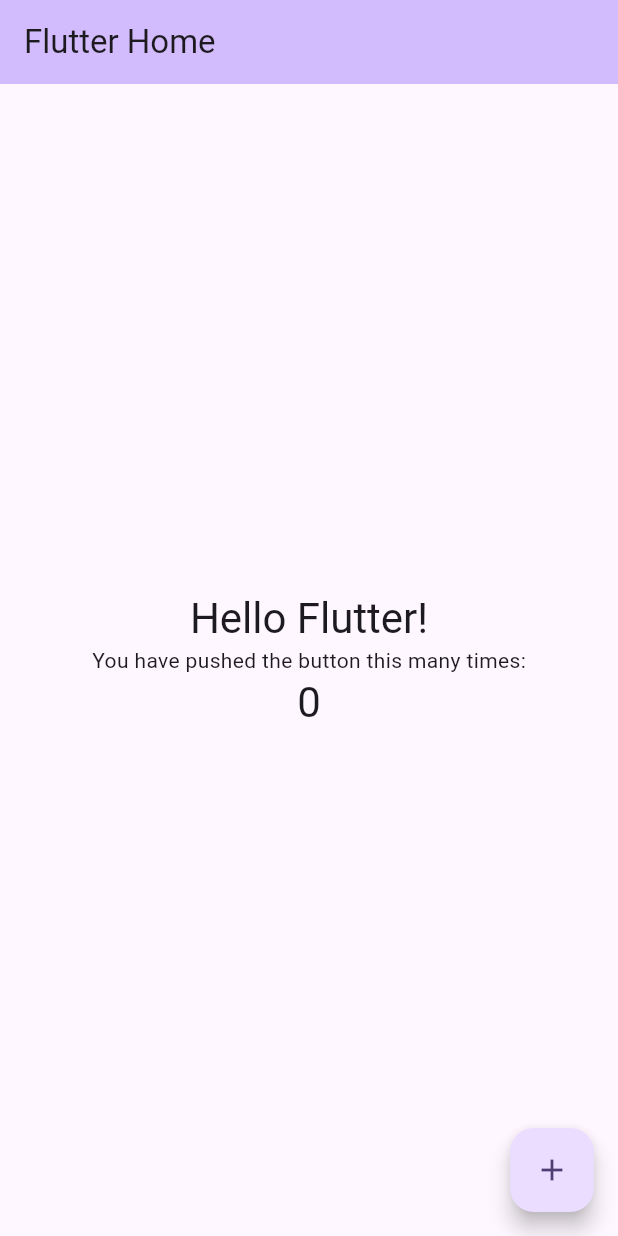
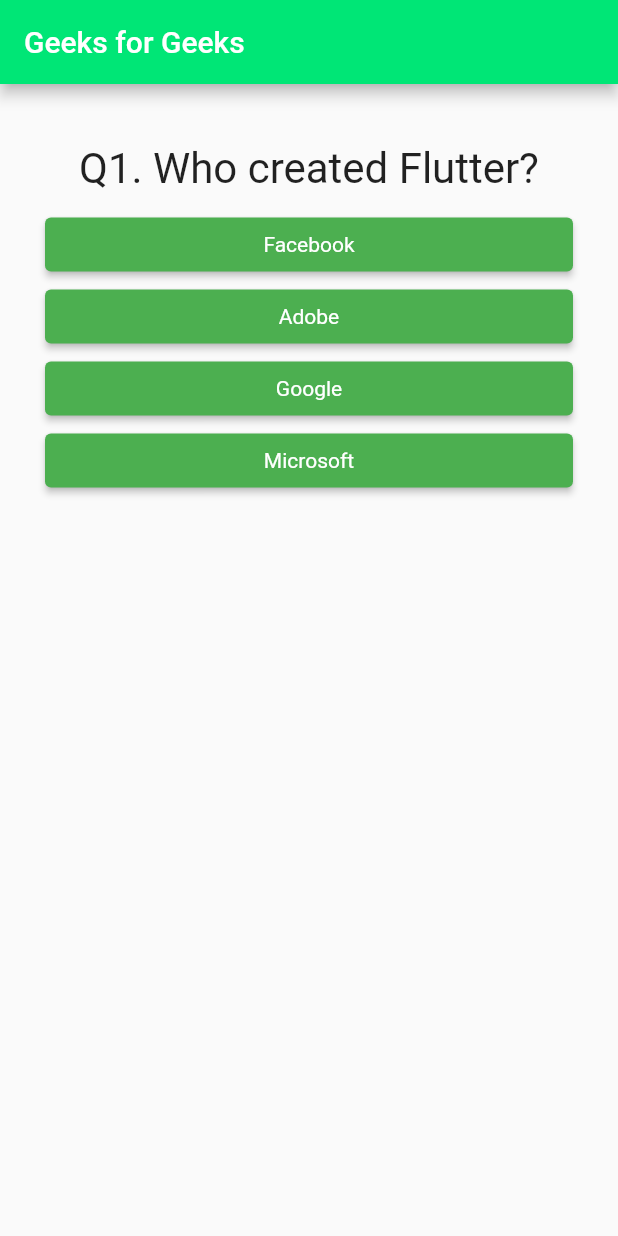
Before and after one commit to yeseoLee/fluttertutorial, a Flutter app: the screen it shows after launch, on a phone screen of 412 x 824 dp. Run offline on Flutter 3.47's test engine with Material 2 defaults, Android fonts, the phone set to English and light mode, and no system bars.

Commit message:
init quiz app

```diff
--- /dev/null
+++ b/lib/answer.dart
@@ -0,0 +1,35 @@
+import 'package:flutter/material.dart';
+
+class Answer extends StatelessWidget {
+  final VoidCallback selectHandler;
+  final String answerText;
+
+  const Answer(this.selectHandler, this.answerText, {Key? key})
+      : super(key: key);
+
+  @override
+  Widget build(BuildContext context) {
+    // use SizedBox for white space instead of Container
+    return SizedBox(
+      width: double.infinity,
+      child: ElevatedButton(
+        onPressed: selectHandler,
+        style: ButtonStyle(
+            textStyle:
+            MaterialStateProperty.all(const TextStyle(color: Colors.white)),
+            backgroundColor: MaterialStateProperty.all(Colors.green)),
+        child: Text(answerText),
+      ),
+
+      // RaisedButton is deprecated and should not be used
+      // Use ElevatedButton instead
+
+      // child: RaisedButton(
+      // color: const Color(0xFF00E676),
+      // textColor: Colors.white,
+      // onPressed: selectHandler(),
+      // child: Text(answerText),
+      // ), //RaisedButton
+    ); //Container
+  }
+}
--- a/lib/main.dart
+++ b/lib/main.dart
@@ -1,129 +1,120 @@
 import 'package:flutter/material.dart';
+import './quiz.dart';
+import './result.dart';
 
-void main() {
-  runApp(const MyApp());
-}
+void main() => runApp(const MyApp());
 
-class MyApp extends StatelessWidget {
-  const MyApp({super.key});
+class MyApp extends StatefulWidget {
+  const MyApp({Key? key}) : super(key: key);
 
-  // This widget is the root of your application.
   @override
-  Widget build(BuildContext context) {
-    return MaterialApp(
-      title: 'Flutter Demo',
-      theme: ThemeData(
-        // This is the theme of your application.
-        //
-        // TRY THIS: Try running your application with "flutter run". You'll see
-        // the application has a blue toolbar. Then, without quitting the app,
-        // try changing the seedColor in the colorScheme below to Colors.green
-        // and then invoke "hot reload" (save your changes or press the "hot
-        // reload" button in a Flutter-supported IDE, or press "r" if you used
-        // the command line to start the app).
-        //
-        // Notice that the counter didn't reset back to zero; the application
-        // state is not lost during the reload. To reset the state, use hot
-        // restart instead.
-        //
-        // This works for code too, not just values: Most code changes can be
-        // tested with just a hot reload.
-        colorScheme: ColorScheme.fromSeed(seedColor: Colors.deepPurple),
-        useMaterial3: true,
-      ),
-      home: const MyHomePage(title: 'Flutter Home'),
-    );
+  State<StatefulWidget> createState() {
+    return _MyAppState();
   }
 }
 
-class MyHomePage extends StatefulWidget {
-  const MyHomePage({super.key, required this.title});
+class _MyAppState extends State<MyApp> {
+  final _questions = const [
+    {
+      'questionText': 'Q1. Who created Flutter?',
+      'answers': [
+        {'text': 'Facebook', 'score': -2},
+        {'text': 'Adobe', 'score': -2},
+        {'text': 'Google', 'score': 10},
+        {'text': 'Microsoft', 'score': -2},
+      ],
+    },
+    {
+      'questionText': 'Q2. What is Flutter?',
+      'answers': [
+        {'text': 'Android Development Kit', 'score': -2},
+        {'text': 'IOS Development Kit', 'score': -2},
+        {'text': 'Web Development Kit', 'score': -2},
+        {
+          'text':
+          'SDK to build beautiful IOS, Android, Web & Desktop Native Apps',
+          'score': 10
+        },
+      ],
+    },
+    {
+      'questionText': ' Q3. Which programming language is used by Flutter',
+      'answers': [
+        {'text': 'Ruby', 'score': -2},
+        {'text': 'Dart', 'score': 10},
+        {'text': 'C++', 'score': -2},
+        {'text': 'Kotlin', 'score': -2},
+      ],
+    },
+    {
+      'questionText': 'Q4. Who created Dart programming language?',
+      'answers': [
+        {'text': 'Lars Bak and Kasper Lund', 'score': 10},
+        {'text': 'Brendan Eich', 'score': -2},
+        {'text': 'Bjarne Stroustrup', 'score': -2},
+        {'text': 'Jeremy Ashkenas', 'score': -2},
+      ],
+    },
+    {
+      'questionText':
+      'Q5. Is Flutter for Web and Desktop available in stable version?',
+      'answers': [
+        {
+          'text': 'Yes',
+          'score': -2,
+        },
+        {'text': 'No', 'score': 10},
+      ],
+    },
+  ];
 
-  // This widget is the home page of your application. It is stateful, meaning
-  // that it has a State object (defined below) that contains fields that affect
-  // how it looks.
+  var _questionIndex = 0;
+  var _totalScore = 0;
 
-  // This class is the configuration for the state. It holds the values (in this
-  // case the title) provided by the parent (in this case the App widget) and
-  // used by the build method of the State. Fields in a Widget subclass are
-  // always marked "final".
+  void _resetQuiz() {
+    setState(() {
+      _questionIndex = 0;
+      _totalScore = 0;
+    });
+  }
 
-  final String title;
+  void _answerQuestion(int score) {
+    _totalScore += score;
 
-  @override
-  State<MyHomePage> createState() => _MyHomePageState();
-}
-
-class _MyHomePageState extends State<MyHomePage> {
-  int _counter = 0;
-
-  void _incrementCounter() {
     setState(() {
-      // This call to setState tells the Flutter framework that something has
-      // changed in this State, which causes it to rerun the build method below
-      // so that the display can reflect the updated values. If we changed
-      // _counter without calling setState(), then the build method would not be
-      // called again, and so nothing would appear to happen.
-      _counter++;
+      _questionIndex = _questionIndex + 1;
     });
+    // ignore: avoid_print
+    print(_questionIndex);
+    if (_questionIndex < _questions.length) {
+      // ignore: avoid_print
+      print('We have more questions!');
+    } else {
+      // ignore: avoid_print
+      print('No more questions!');
+    }
   }
 
   @override
   Widget build(BuildContext context) {
-    // This method is rerun every time setState is called, for instance as done
-    // by the _incrementCounter method above.
-    //
-    // The Flutter framework has been optimized to make rerunning build methods
-    // fast, so that you can just rebuild anything that needs updating rather
-    // than having to individually change instances of widgets.
-    return Scaffold(
-      appBar: AppBar(
-        // TRY THIS: Try changing the color here to a specific color (to
-        // Colors.amber, perhaps?) and trigger a hot reload to see the AppBar
-        // change color while the other colors stay the same.
-        backgroundColor: Theme.of(context).colorScheme.inversePrimary,
-        // Here we take the value from the MyHomePage object that was created by
-        // the App.build method, and use it to set our appbar title.
-        title: Text(widget.title),
-      ),
-      body: Center(
-        // Center is a layout widget. It takes a single child and positions it
-        // in the middle of the parent.
-        child: Column(
-          // Column is also a layout widget. It takes a list of children and
-          // arranges them vertically. By default, it sizes itself to fit its
-          // children horizontally, and tries to be as tall as its parent.
-          //
-          // Column has various properties to control how it sizes itself and
-          // how it positions its children. Here we use mainAxisAlignment to
-          // center the children vertically; the main axis here is the vertical
-          // axis because Columns are vertical (the cross axis would be
-          // horizontal).
-          //
-          // TRY THIS: Invoke "debug painting" (choose the "Toggle Debug Paint"
-          // action in the IDE, or press "p" in the console), to see the
-          // wireframe for each widget.
-          mainAxisAlignment: MainAxisAlignment.center,
-          children: <Widget>[
-            Text(
-              'Hello Flutter!',
-              style: Theme.of(context).textTheme.headlineMedium,
-            ),
-            const Text(
-              'You have pushed the button this many times:',
-            ),
-            Text(
-              '$_counter',
-              style: Theme.of(context).textTheme.headlineMedium,
-            ),
-          ],
+    return MaterialApp(
+      home: Scaffold(
+        appBar: AppBar(
+          title: const Text('Geeks for Geeks'),
+          backgroundColor: const Color(0xFF00E676),
         ),
-      ),
-      floatingActionButton: FloatingActionButton(
-        onPressed: _incrementCounter,
-        tooltip: 'Increment',
-        child: const Icon(Icons.add),
-      ), // This trailing comma makes auto-formatting nicer for build methods.
-    );
+        body: Padding(
+          padding: const EdgeInsets.all(30.0),
+          child: _questionIndex < _questions.length
+              ? Quiz(
+            answerQuestion: _answerQuestion,
+            questionIndex: _questionIndex,
+            questions: _questions,
+          ) //Quiz
+              : Result(_totalScore, _resetQuiz),
+        ), //Padding
+      ), //Scaffold
+      debugShowCheckedModeBanner: false,
+    ); //MaterialApp
   }
 }
--- /dev/null
+++ b/lib/question.dart
@@ -0,0 +1,20 @@
+import 'package:flutter/material.dart';
+
+class Question extends StatelessWidget {
+  final String questionText;
+
+  const Question(this.questionText, {Key? key}) : super(key: key);
+
+  @override
+  Widget build(BuildContext context) {
+    return Container(
+      width: double.infinity,
+      margin: const EdgeInsets.all(10),
+      child: Text(
+        questionText,
+        style: const TextStyle(fontSize: 28),
+        textAlign: TextAlign.center,
+      ), //Text
+    ); //Container
+  }
+}
--- /dev/null
+++ b/lib/quiz.dart
@@ -0,0 +1,33 @@
+import 'package:flutter/material.dart';
+
+import './answer.dart';
+import './question.dart';
+
+class Quiz extends StatelessWidget {
+  final List<Map<String, Object>> questions;
+  final int questionIndex;
+  final Function answerQuestion;
+
+  const Quiz({
+    Key? key,
+    required this.questions,
+    required this.answerQuestion,
+    required this.questionIndex,
+  }) : super(key: key);
+
+  @override
+  Widget build(BuildContext context) {
+    return Column(
+      children: [
+        Question(
+          questions[questionIndex]['questionText'].toString(),
+        ),
+        ...(questions[questionIndex]['answers'] as List<Map<String, Object>>)
+            .map((answer) {
+          return Answer(
+                  () => answerQuestion(answer['score']), answer['text'].toString());
+        }).toList()
+      ],
+    ); //Column
+  }
+}
--- a/pubspec.yaml
+++ b/pubspec.yaml
@@ -35,6 +35,9 @@ dependencies:
   # The following adds the Cupertino Icons font to your application.
   # Use with the CupertinoIcons class for iOS style icons.
   cupertino_icons: ^1.0.2
+  font_awesome_flutter: ^10.6.0
+  get: ^4.6.6
+  flutter_svg: ^2.0.7
 
 dev_dependencies:
   flutter_test:
```
Also changed, not shown: lib/result.dart (added, +73 -0 lines), pubspec.lock.
